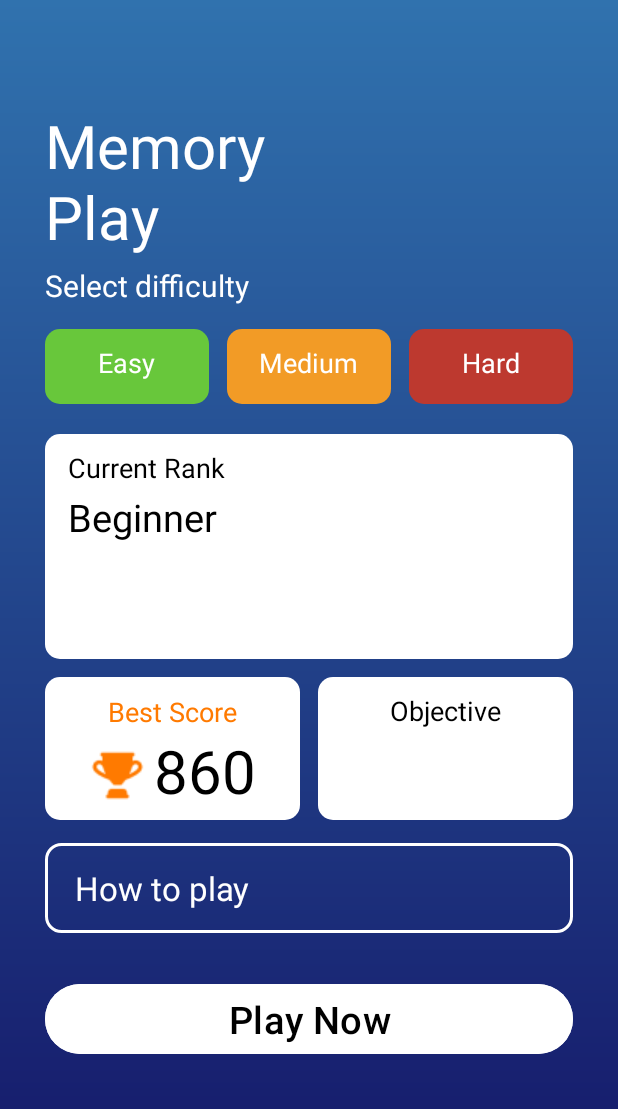
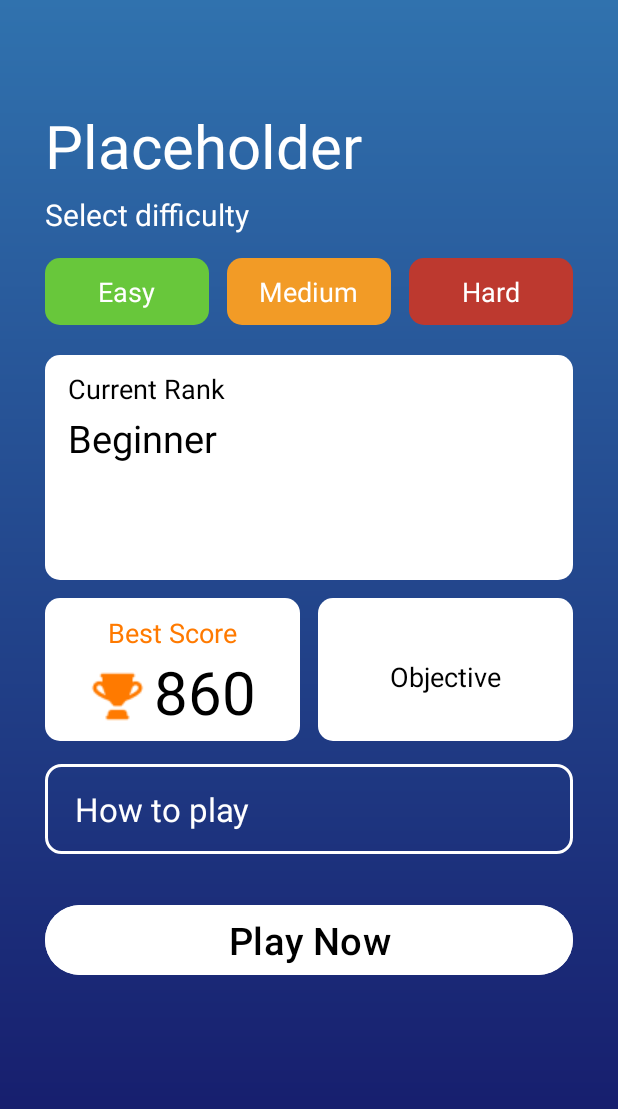
Before and after one commit to vincentyono/neuroflex-android, an Android app: the layout activity_gamemode_select.xml on its own in the app's theme, with its tools: preview values and no code run, on a phone screen of 412 x 824 dp. Shown: the top 1109 px of the screen. Run offline under Robolectric (Android 15) with nearby library versions, the phone set to English and light mode, and no system bars.

Commit message:
working game menu and mode select

```diff
--- a/app/src/main/res/layout/activity_gamemode_select.xml
+++ b/app/src/main/res/layout/activity_gamemode_select.xml
@@ -6,34 +6,32 @@
 
     <!-- Game Mode Title Text -->
     <TextView
-        android:id="@+id/textGameMode"
+        android:id="@+id/titleTextView"
         android:layout_width="wrap_content"
         android:layout_height="wrap_content"
-        android:text="Memory \nPlay"
+        android:text="Placeholder"
         android:textSize="40sp"
         android:textColor="@android:color/white"
-        android:textStyle="normal"
         android:layout_marginTop="70dp"
-        android:layout_marginLeft="30dp"/>
+        android:layout_marginStart="30dp"/>
 
     <!-- Select Difficulty Text -->
     <TextView
         android:id="@+id/textSelectDifficulty"
-        android:layout_below="@id/textGameMode"
+        android:layout_below="@id/titleTextView"
         android:layout_width="wrap_content"
         android:layout_height="wrap_content"
         android:text="Select difficulty"
         android:textSize="20sp"
         android:textColor="@android:color/white"
-        android:textStyle="normal"
         android:layout_marginTop="5dp"
-        android:layout_marginLeft="30dp"/>
+        android:layout_marginStart="30dp"/>
 
     <!-- Difficulty Boxes -->
     <LinearLayout
         android:id="@+id/difficultyBoxes"
         android:layout_width="match_parent"
-        android:layout_height="50dp"
+        android:layout_height="wrap_content"
         android:layout_below="@id/textSelectDifficulty"
         android:orientation="horizontal"
         android:layout_marginTop="15dp"
@@ -44,20 +42,20 @@
         <LinearLayout
             android:id="@+id/easyBox"
             android:layout_width="0dp"
-            android:layout_height="match_parent"
+            android:layout_height="wrap_content"
             android:layout_weight="1"
             android:background="@drawable/round_corners_green"
             android:layout_marginEnd="12dp"
-            android:orientation="vertical">
+            android:orientation="vertical"
+            android:paddingVertical="10dp"
+            android:gravity="center">
 
             <TextView
                 android:layout_width="wrap_content"
                 android:layout_height="wrap_content"
                 android:text="Easy"
                 android:textSize="18sp"
-                android:textColor="@android:color/white"
-                android:layout_gravity="center_horizontal"
-                android:layout_marginTop="10dp"/>
+                android:textColor="@android:color/white"/>
 
         </LinearLayout>
 
@@ -65,20 +63,20 @@
         <LinearLayout
             android:id="@+id/mediumBox"
             android:layout_width="0dp"
-            android:layout_height="match_parent"
+            android:layout_height="wrap_content"
             android:layout_weight="1"
             android:background="@drawable/round_corners_orange"
             android:layout_marginEnd="12dp"
-            android:orientation="vertical">
+            android:orientation="vertical"
+            android:paddingVertical="10dp"
+            android:gravity="center">
 
             <TextView
                 android:layout_width="wrap_content"
                 android:layout_height="wrap_content"
                 android:text="Medium"
                 android:textSize="18sp"
-                android:textColor="@android:color/white"
-                android:layout_gravity="center_horizontal"
-                android:layout_marginTop="10dp"/>
+                android:textColor="@android:color/white"/>
 
         </LinearLayout>
 
@@ -86,19 +84,19 @@
         <LinearLayout
             android:id="@+id/hardBox"
             android:layout_width="0dp"
-            android:layout_height="match_parent"
+            android:layout_height="wrap_content"
             android:layout_weight="1"
             android:background="@drawable/round_corners_red"
-            android:orientation="vertical">
+            android:orientation="vertical"
+            android:paddingVertical="10dp"
+            android:gravity="center">
 
             <TextView
                 android:layout_width="wrap_content"
                 android:layout_height="wrap_content"
                 android:text="Hard"
                 android:textSize="18sp"
-                android:textColor="@android:color/white"
-                android:layout_gravity="center_horizontal"
-                android:layout_marginTop="10dp"/>
+                android:textColor="@android:color/white"/>
 
         </LinearLayout>
     </LinearLayout>
@@ -121,7 +119,7 @@
             android:text="Current Rank"
             android:textSize="18sp"
             android:textColor="@android:color/black"
-            android:layout_marginLeft="15dp"
+            android:layout_marginStart="15dp"
             android:layout_marginTop="10dp"/>
 
         <TextView
@@ -130,7 +128,7 @@
             android:text="Beginner"
             android:textSize="25sp"
             android:textColor="@android:color/black"
-            android:layout_marginLeft="15dp"
+            android:layout_marginStart="15dp"
             android:layout_marginTop="3dp"/>
 
     </LinearLayout>
@@ -184,7 +182,7 @@
                     android:layout_height="wrap_content"
                     android:text="860"
                     android:textSize="40sp"
-                    android:textColor="@color/black"/>
+                    android:textColor="@android:color/black"/>
 
             </LinearLayout>
 
@@ -197,7 +195,8 @@
             android:layout_height="match_parent"
             android:layout_weight="1"
             android:background="@drawable/round_corners"
-            android:orientation="vertical">
+            android:orientation="vertical"
+            android:gravity="center">
 
             <TextView
                 android:layout_width="wrap_content"
@@ -228,8 +227,8 @@
             android:layout_height="wrap_content"
             android:text="How to play"
             android:textSize="22sp"
-            android:textColor="@color/white"
-            android:layout_marginLeft="20dp"/>
+            android:textColor="@android:color/white"
+            android:layout_marginStart="20dp"/>
 
     </LinearLayout>
 
@@ -245,7 +244,7 @@
         android:text="Play Now"
         android:layout_below="@id/howToBox"
         android:textSize="25sp"
-        android:textColor="@color/black"
-        android:backgroundTint="@color/white"/>
+        android:textColor="@android:color/black"
+        android:backgroundTint="@android:color/white"/>
 
 </RelativeLayout>
--- a/app/src/main/res/values/strings.xml
+++ b/app/src/main/res/values/strings.xml
@@ -33,4 +33,10 @@
     <string name="pause_button_description">Pause game</string>
     <string name="help_button_description">Get help!</string>
     <string name="math_question">99 + 99 = </string>
+    <string name="all_games">All Games</string>
+    <string name="math_text_view">Math</string>
+    <string name="memory_text_view">Memory</string>
+    <string name="language_text_view">Language</string>
+    <string name="logic_text_view">Logic</string>
+
 </resources>
--- a/build.gradle.kts
+++ b/build.gradle.kts
@@ -5,11 +5,5 @@ buildscript {
 }
 // Top-level build file where you can add configuration options common to all sub-projects/modules.
 plugins {
-<<<<<<< HEAD
     id("com.android.application") version "8.2.2" apply false
 }
-
-=======
-    id("com.android.application") version "8.4.0" apply false
-}
->>>>>>> origin/math-puzzle
```
Also changed, not shown: app/src/main/AndroidManifest.xml (+4 -4 lines), app/src/main/java/com/example/neuroflex/GameMenu.java (+19 -11 lines), app/src/main/java/com/example/neuroflex/GameModeSelect.java (added, +89 -0 lines), app/src/main/java/com/example/neuroflex/LanguageMenuTest.java (deleted, +0 -108 lines), app/src/main/res/layout/activity_language_menu.xml (deleted, +0 -45 lines).
